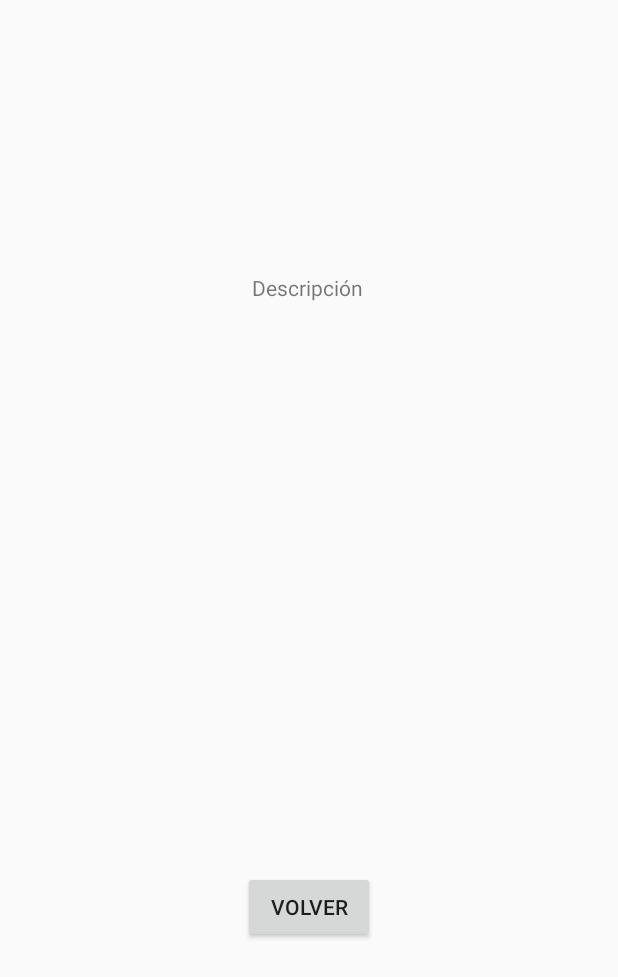
After one commit to 2DAMUE/pmdm-ad-extraordinaria-SantiagoLMC, an Android app: the layout activity_descripcion.xml on its own in the app's theme, with its tools: preview values and no code run, on a phone screen of 412 x 824 dp. The commit adds this screen. Shown: the top 977 px of the screen. Run offline under Robolectric (Android 15) with nearby library versions, the phone set to English and light mode, and no system bars.

Commit message:
new commit

```diff
--- a/app/src/main/java/com/example/appagenda/ViewActivity.java
+++ b/app/src/main/java/com/example/appagenda/ViewActivity.java
@@ -50,7 +50,7 @@ public class ViewActivity extends AppCompatActivity implements Adaptador.OnClick
         listaTareas = bdsqLite.getTareas();
 
         //Creo el adaptador y hago un set del adaptador en el RecyclerView
-        adapter = new Adaptador(listaTareas, this);
+        adapter = new Adaptador(listaTareas, this, this);
         recyclerView.setAdapter(adapter);
         aDD = findViewById(R.id.fab);
         aDD.setOnClickListener(new View.OnClickListener() {
--- /dev/null
+++ b/app/src/main/res/layout/activity_descripcion.xml
@@ -0,0 +1,37 @@
+<?xml version="1.0" encoding="utf-8"?>
+<LinearLayout xmlns:android="http://schemas.android.com/apk/res/android"
+    xmlns:app="http://schemas.android.com/apk/res-auto"
+    xmlns:tools="http://schemas.android.com/tools"
+    android:orientation="vertical" android:layout_width="match_parent"
+    android:layout_height="match_parent">
+
+    <androidx.constraintlayout.widget.ConstraintLayout
+        android:layout_width="match_parent"
+        android:layout_height="match_parent">
+
+        <TextView
+            android:id="@+id/txtDescripcion"
+            android:layout_width="wrap_content"
+            android:layout_height="wrap_content"
+            android:layout_marginStart="150dp"
+            android:layout_marginTop="129dp"
+            android:text="@string/edtDescripcion"
+            app:layout_constraintBottom_toBottomOf="parent"
+            app:layout_constraintEnd_toEndOf="parent"
+            app:layout_constraintHorizontal_bias="0.096"
+            app:layout_constraintStart_toStartOf="parent"
+            app:layout_constraintTop_toTopOf="parent"
+            app:layout_constraintVertical_bias="0.078" />
+
+        <Button
+            android:id="@+id/button"
+            android:layout_width="wrap_content"
+            android:layout_height="wrap_content"
+            android:layout_marginTop="184dp"
+            android:text="@string/btnBack"
+            app:layout_constraintBottom_toBottomOf="parent"
+            app:layout_constraintEnd_toEndOf="parent"
+            app:layout_constraintStart_toStartOf="parent"
+            app:layout_constraintTop_toBottomOf="@+id/txtDescripcion" />
+    </androidx.constraintlayout.widget.ConstraintLayout>
+</LinearLayout>
--- a/app/src/main/res/values/strings.xml
+++ b/app/src/main/res/values/strings.xml
@@ -9,5 +9,6 @@
     <string name="tv1">Idiomas</string>
     <string name="cbi">Inglés</string>
     <string name="cbe">Español</string>
-
+    <string name="btnBack">Volver</string>
+    <string name="btnAbUs">Sobre nosotros</string>
 </resources>
```
Also changed, not shown: app/src/main/java/com/example/appagenda/Adaptador.java (+31 -46 lines), 1 other file.
